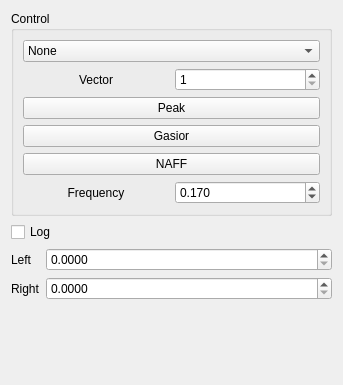
Before: the Qt Designer form ControlWidget_new.ui in Snake9889/MultiTune, drawn with Qt 5.
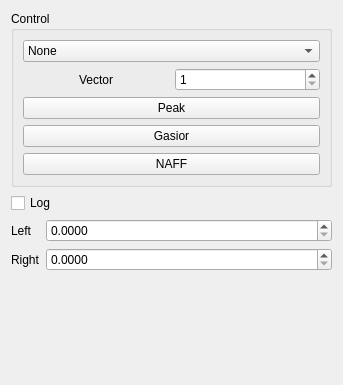
After: the same form once the commit is applied.

Patch:
```diff
--- a/ControlWidget_new.ui
+++ b/ControlWidget_new.ui
@@ -111,39 +111,6 @@
         </attribute>
        </widget>
       </item>
-      <item>
-       <layout class="QHBoxLayout" name="horizontalLayout_2">
-        <item>
-         <widget class="QLabel" name="freq_label">
-          <property name="layoutDirection">
-           <enum>Qt::LeftToRight</enum>
-          </property>
-          <property name="text">
-           <string>Frequency</string>
-          </property>
-          <property name="alignment">
-           <set>Qt::AlignCenter</set>
-          </property>
-         </widget>
-        </item>
-        <item>
-         <widget class="QDoubleSpinBox" name="freqSBox">
-          <property name="decimals">
-           <number>3</number>
-          </property>
-          <property name="maximum">
-           <double>0.500000000000000</double>
-          </property>
-          <property name="singleStep">
-           <double>0.001000000000000</double>
-          </property>
-          <property name="value">
-           <double>0.170000000000000</double>
-          </property>
-         </widget>
-        </item>
-       </layout>
-      </item>
      </layout>
     </widget>
    </item>
```
